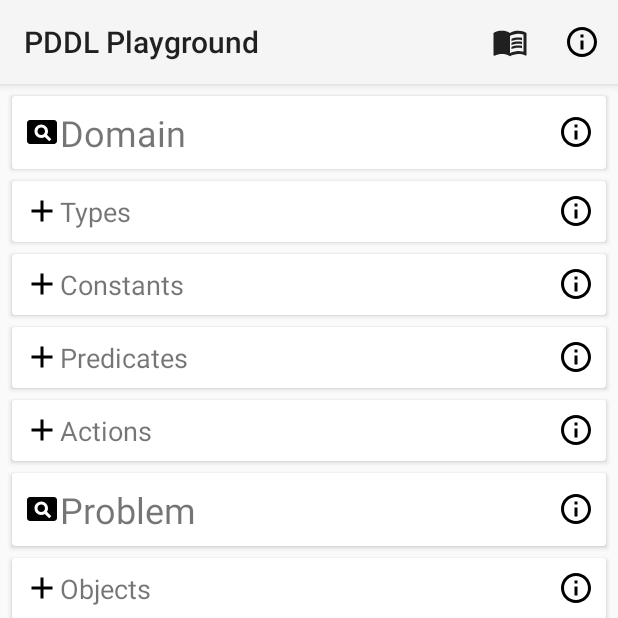
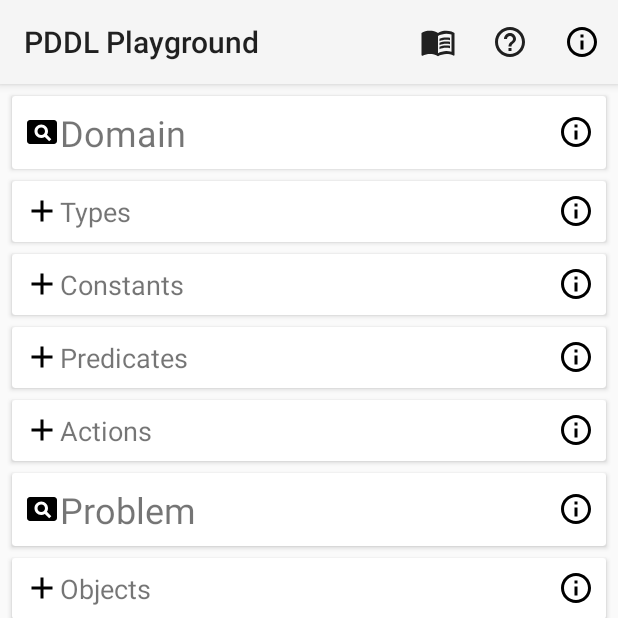
Before and after one commit to aldebaran/pddl-playground, an Android app: the screen it shows after launch (MainActivity), on a phone screen of 412 x 824 dp, the top half of it. Run offline under Robolectric (Android 15) with nearby library versions, the phone set to English and light mode, and no system bars; our stand-ins replace Timber; libraries missing offline, so code that uses them is left out: com.softbankrobotics.pddlplanning; 3 statements that could not run were skipped.

Commit message:
add help button that displays sample problem and domain in action bar

```diff
--- a/app/src/main/java/com/softbankrobotics/pddlplayground/MainActivity.kt
+++ b/app/src/main/java/com/softbankrobotics/pddlplayground/MainActivity.kt
@@ -51,6 +51,10 @@ class MainActivity : AppCompatActivity() {
             showInfoFragment(this, R.string.info_glossary_title, R.string.info_glossary_summary)
             true
         }
+        R.id.action_help -> {
+            showInfoFragment(this, R.string.info_help_title, R.string.info_help_summary)
+            true
+        }
         else -> {
             super.onOptionsItemSelected(item)
         }
--- /dev/null
+++ b/app/src/main/res/drawable/ic_help.xml
@@ -0,0 +1,11 @@
+<vector xmlns:android="http://schemas.android.com/apk/res/android"
+    android:width="24dp"
+    android:height="24dp"
+    android:viewportWidth="24"
+    android:viewportHeight="24"
+    android:tint="?attr/colorControlNormal"
+    android:autoMirrored="true">
+  <path
+      android:fillColor="@android:color/white"
+      android:pathData="M11,18h2v-2h-2v2zM12,2C6.48,2 2,6.48 2,12s4.48,10 10,10 10,-4.48 10,-10S17.52,2 12,2zM12,20c-4.41,0 -8,-3.59 -8,-8s3.59,-8 8,-8 8,3.59 8,8 -3.59,8 -8,8zM12,6c-2.21,0 -4,1.79 -4,4h2c0,-1.1 0.9,-2 2,-2s2,0.9 2,2c0,2 -3,1.75 -3,5h2c0,-2.25 3,-2.5 3,-5 0,-2.21 -1.79,-4 -4,-4z"/>
+</vector>
--- a/app/src/main/res/menu/toolbar_menu.xml
+++ b/app/src/main/res/menu/toolbar_menu.xml
@@ -8,6 +8,11 @@
         android:title="@string/action_glossary"
         app:showAsAction="ifRoom"/>
 
+    <item
+        android:id="@+id/action_help"
+        android:icon="@drawable/ic_help"
+        android:title="@string/help"
+        app:showAsAction="ifRoom"/>
 
     <item
         android:id="@+id/action_info"
--- a/app/src/main/res/values/strings.xml
+++ b/app/src/main/res/values/strings.xml
@@ -4,6 +4,7 @@
     <string name="problem_pddl">Problem PDDL</string>
     <string name="info_title">About</string>
     <string name="info_glossary_title">Glossary</string>
+    <string name="info_help_title">Help</string>
     <string name="info_domain_title">Domain</string>
     <string name="info_problem_title">Problem</string>
     <string name="info_type_title">Types</string>
@@ -95,6 +96,76 @@
         <b>exists</b>: expresses the existence of an object that has the type defined by the first argument and satisfies the second argument.\n
         ex) <i>exists (?h - human) (is_around ?h)</i> \n\n
     </string>
+    <string name="info_help_summary">
+        The snippet below demonstrates a sample domain and problem, to get you started.\n\n
+        This sample describes a situation where there are some people that are in different emotional states, and in different places with respect to the agent.
+        The agent can perform two actions: to try to find a person, and to joke with them to make them happy. Obviously, the agent can only joke with a person when they are around.
+        The objective is to make everyone who is around happy, and to find someone if there is no one around.\n\n
+        Try to add and edit the components so that the resulting domain and problem, which can be visualized by clicking on the magnifying glass, looks exactly like below.
+        When reproducing the example, make sure to fill in the components from top to bottom!
+        Once you manage to create a plan, you can get a feel for how the different components affect the result by enabling / disabling the checkboxes.\n\n
+        <b>Domain</b>:\n\n
+        (define (domain playground_domain)\n
+        \t(:requirements :adl)\n
+        \t(:types\n
+        \t\thuman - object\n
+        \t\temotion - object\n
+        \t)\n
+        \t(:constants\n
+        \t\thappy - emotion\n
+        \t\tnetural - emotion\n
+        \t\tsad - emotion\n
+        \t)\n
+        \t(:predicates\n
+        \t\t(feels ?p1 - human ?p2 - emotion)\n
+        \t\t(is_around ?p1 - human)\n
+        \t\t(not_found ?p1 - human)\n
+        \t)\n
+        \t(:action joke_with\n
+        \t\t:parameters\n
+        \t\t\t(?human - human)\n
+        \t\t:precondition (and\n
+        \t\t\t(is_around ?human)\n
+        \t\t)\n
+        \t\t:effect (and\n
+        \t\t\t(feels ?human happy)\n
+        \t\t)\n
+        \t)\n
+        \t(:action find_human\n
+        \t\t:parameters\n
+        \t\t\t(?human - human)\n
+        \t\t:precondition (and\n
+        \t\t)\n
+        \t\t:effect (and\n
+        \t\t\t(is_around ?human)\n
+        \t\t)\n
+        \t)\n
+        )\n\n
+        <b>Problem</b>:\n\n
+        (define (problem my_problem)\n
+        \t(:domain playground_domain)\n
+        \t(:requirements :adl)\n
+        \t(:objects\n
+        \t\talice - human\n
+        \t\tbob - human\n
+        \t\tcharles - human\n
+        \t\tsomeone - human\n
+        \t)\n
+        \t(:init\n
+        \t\t(is_around charles)\n
+        \t\t(not_found alice)\n
+        \t\t(feels alice neutral)\n
+        \t\t(not_found bob)\n
+        \t\t(feels bob sad)\n
+        \t)\n
+        \t(:goal\n
+        \t\t(and\n
+        \t\t\t(forall (?h - human) (imply (is_around ?h) (feels ?h happy)))\n
+        \t\t\t(imply (not(exists(?h - human) (is_around ?h))) (is_around someone))\n
+        \t\t)\n
+        \t)\n
+        )\n
+    </string>
     <string name="choose_keyword">Choose Keyword:</string>
     <string name="fill_exp">Fill Exp.:</string>
     <string name="cancel">Cancel</string>
@@ -121,4 +192,5 @@
     <string name="fill_in_precondition">Select precondition:</string>
     <string name="fill_in_effect">Select effect:</string>
     <string name="choose_parent_type">Choose Parent Type (Optional):</string>
+    <string name="help">Help</string>
 </resources>
```
Also changed, not shown: 1 other file.
